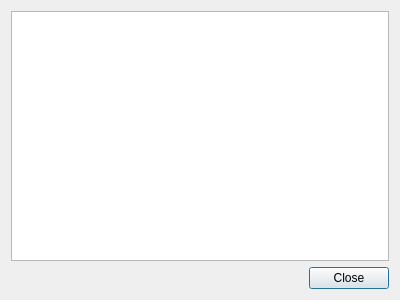
Qt form ui_inspireNL_dialog.ui (warrieka/inspireNL) before a commit.
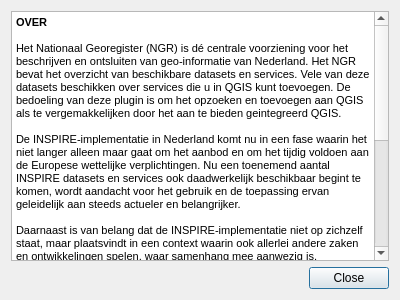
The same form after that commit. Icons and pictures are not drawn.

Commit message: inspire only data

What changed in the file:
```diff
--- a/ui_inspireNL_dialog.ui
+++ b/ui_inspireNL_dialog.ui
@@ -19,7 +19,27 @@
   </property>
   <layout class="QVBoxLayout" name="verticalLayout">
    <item>
-    <widget class="QTextEdit" name="textEdit"/>
+    <widget class="QTextEdit" name="textEdit">
+     <property name="html">
+      <string>&lt;!DOCTYPE HTML PUBLIC &quot;-//W3C//DTD HTML 4.0//EN&quot; &quot;http://www.w3.org/TR/REC-html40/strict.dtd&quot;&gt;
+&lt;html&gt;&lt;head&gt;&lt;meta name=&quot;qrichtext&quot; content=&quot;1&quot; /&gt;&lt;style type=&quot;text/css&quot;&gt;
+p, li { white-space: pre-wrap; }
+&lt;/style&gt;&lt;/head&gt;&lt;body style=&quot; font-family:'MS Shell Dlg 2'; font-size:8.25pt; font-weight:400; font-style:normal;&quot;&gt;
+&lt;p style=&quot; margin-top:0px; margin-bottom:0px; margin-left:0px; margin-right:0px; -qt-block-indent:0; text-indent:0px;&quot;&gt;&lt;span style=&quot; font-size:8pt; font-weight:600;&quot;&gt;OVER&lt;/span&gt;&lt;/p&gt;
+&lt;p style=&quot;-qt-paragraph-type:empty; margin-top:0px; margin-bottom:0px; margin-left:0px; margin-right:0px; -qt-block-indent:0; text-indent:0px; font-size:8pt; font-weight:600;&quot;&gt;&lt;br /&gt;&lt;/p&gt;
+&lt;p style=&quot; margin-top:0px; margin-bottom:0px; margin-left:0px; margin-right:0px; -qt-block-indent:0; text-indent:0px;&quot;&gt;&lt;span style=&quot; font-size:8pt;&quot;&gt;Het Nationaal Georegister (NGR) is dé centrale voorziening voor het beschrijven en ontsluiten van geo-informatie van Nederland. Het NGR bevat het overzicht van beschikbare datasets en services. Vele van deze datasets beschikken over services die u in QGIS kunt toevoegen. De bedoeling van deze plugin is om het opzoeken en toevoegen aan QGIS als te vergemakkelijken door het aan te bieden geintegreerd QGIS.&lt;/span&gt;&lt;/p&gt;
+&lt;p style=&quot;-qt-paragraph-type:empty; margin-top:0px; margin-bottom:0px; margin-left:0px; margin-right:0px; -qt-block-indent:0; text-indent:0px; font-size:8pt;&quot;&gt;&lt;br /&gt;&lt;/p&gt;
+&lt;p style=&quot; margin-top:0px; margin-bottom:0px; margin-left:0px; margin-right:0px; -qt-block-indent:0; text-indent:0px;&quot;&gt;&lt;span style=&quot; font-size:8pt;&quot;&gt;De INSPIRE-implementatie in Nederland komt nu in een fase waarin het niet langer alleen maar gaat om het aanbod en om het tijdig voldoen aan de Europese wettelijke verplichtingen. Nu een toenemend aantal INSPIRE datasets en services ook daadwerkelijk beschikbaar begint te komen, wordt aandacht voor het gebruik en de toepassing ervan geleidelijk aan steeds actueler en belangrijker. &lt;/span&gt;&lt;/p&gt;
+&lt;p style=&quot;-qt-paragraph-type:empty; margin-top:0px; margin-bottom:0px; margin-left:0px; margin-right:0px; -qt-block-indent:0; text-indent:0px; font-size:8pt;&quot;&gt;&lt;br /&gt;&lt;/p&gt;
+&lt;p style=&quot; margin-top:0px; margin-bottom:0px; margin-left:0px; margin-right:0px; -qt-block-indent:0; text-indent:0px;&quot;&gt;&lt;span style=&quot; font-size:8pt;&quot;&gt;Daarnaast is van belang dat de INSPIRE-implementatie niet op zichzelf staat, maar plaatsvindt in een context waarin ook allerlei andere zaken en ontwikkelingen spelen, waar samenhang mee aanwezig is, afstemming mee dient plaats te vinden en waar actieve aandacht voor het opsporen en waar mogelijk benutten van synergie aan de orde is. Inmiddels zijn meer dan 350 datasets en bijbehorende services geregistreerd in het nationaal georegister geregistreerd als INSPIRE dataset of service. &lt;/span&gt;&lt;/p&gt;
+&lt;p style=&quot;-qt-paragraph-type:empty; margin-top:0px; margin-bottom:0px; margin-left:0px; margin-right:0px; -qt-block-indent:0; text-indent:0px; font-size:8pt;&quot;&gt;&lt;br /&gt;&lt;/p&gt;
+&lt;p style=&quot; margin-top:0px; margin-bottom:0px; margin-left:0px; margin-right:0px; -qt-block-indent:0; text-indent:0px;&quot;&gt;&lt;span style=&quot; font-size:8pt;&quot;&gt;Om het gebruik te vergemakkelijken voor de professionele GIS-gebruikers in Nederland worden voor twee meest gebruikte GIS software pakketten – te weten QGIS en ArcGIS Desktop – plugins ontwikkeld. Deze plugins maken het makkelijk om direct via het Nationaal Georegister (http://www.nationaalgeoregister.nl/) de INSPIRE datasets en services te vinden, te raadplegen en te downloaden. Deze plugin is de QGIS-versie.&lt;/span&gt;&lt;/p&gt;
+&lt;p style=&quot;-qt-paragraph-type:empty; margin-top:0px; margin-bottom:0px; margin-left:0px; margin-right:0px; -qt-block-indent:0; text-indent:0px; font-size:8pt;&quot;&gt;&lt;br /&gt;&lt;/p&gt;
+&lt;p style=&quot;-qt-paragraph-type:empty; margin-top:0px; margin-bottom:0px; margin-left:0px; margin-right:0px; -qt-block-indent:0; text-indent:0px; font-size:8pt;&quot;&gt;&lt;br /&gt;&lt;/p&gt;
+&lt;p style=&quot; margin-top:0px; margin-bottom:0px; margin-left:0px; margin-right:0px; -qt-block-indent:0; text-indent:0px;&quot;&gt;&lt;span style=&quot; font-size:8pt;&quot;&gt;Auteur: Kay Warrie (kaywarrie@gmail.com) &lt;/span&gt;&lt;/p&gt;
+&lt;p style=&quot; margin-top:0px; margin-bottom:0px; margin-left:0px; margin-right:0px; -qt-block-indent:0; text-indent:0px;&quot;&gt;&lt;span style=&quot; font-size:8pt;&quot;&gt;In opdracht van Geonovum&lt;/span&gt;&lt;/p&gt;&lt;/body&gt;&lt;/html&gt;</string>
+     </property>
+    </widget>
    </item>
    <item>
     <widget class="QDialogButtonBox" name="button_box">
```
The commit also changes 5 other files.
